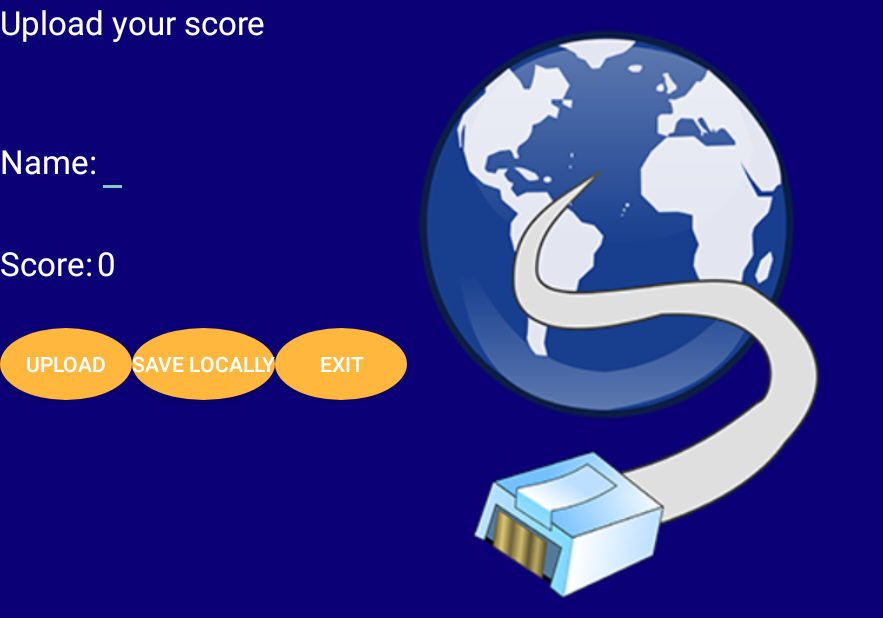
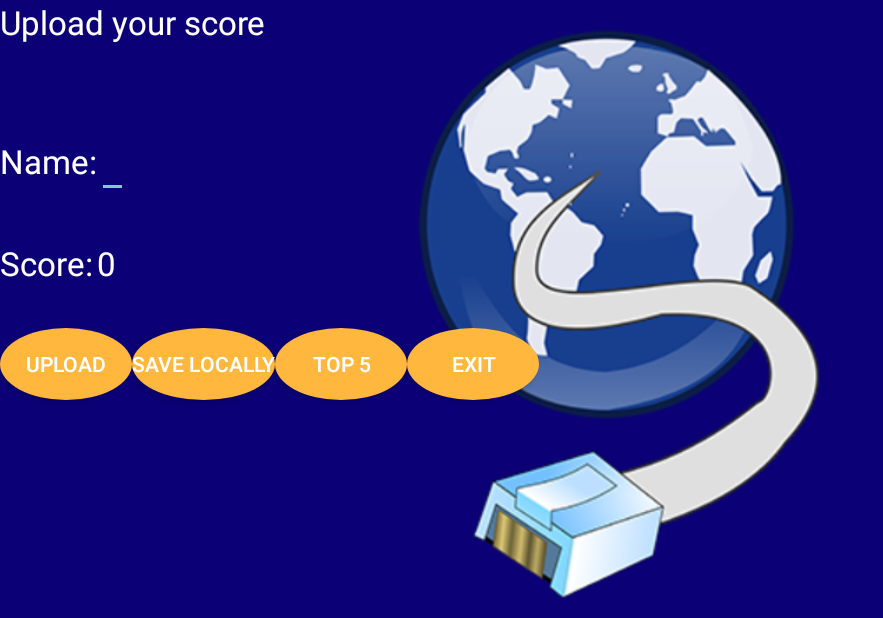
Before and after one commit to nansyg21/AmusingMuseum, an Android app: the UploadScoreActivity screen opened directly, with no data from a screen before it, on a phone screen of 824 x 412 dp (held sideways). Shown: the whole screen, without its empty margins (0-883 px from the left). Run offline under Robolectric (Android 15) with nearby library versions, the phone set to English and light mode, and no system bars.

Commit message:
Button Top5  added to uploadScoreActivity Fixed the correct answer THE BYZANTINE CASTLE, because it wasn't recognizable

```diff
--- a/app/src/main/java/com/asus_s550cb/theo/museum/UploadScoreActivity.java
+++ b/app/src/main/java/com/asus_s550cb/theo/museum/UploadScoreActivity.java
@@ -6,12 +6,16 @@ import android.app.AlertDialog;
 import android.content.DialogInterface;
 import android.content.Intent;
 import android.content.SharedPreferences;
+import android.graphics.Typeface;
+import android.os.AsyncTask;
 import android.os.Bundle;
 import android.util.Log;
 import android.view.View;
 import android.widget.EditText;
 import android.widget.ImageView;
 import android.widget.TextView;
+
+import org.apache.http.client.HttpClient;
 
 import java.io.BufferedReader;
 import java.io.BufferedWriter;
@@ -20,8 +24,10 @@ import java.io.OutputStream;
 import java.io.OutputStreamWriter;
 import java.net.ConnectException;
 import java.net.HttpURLConnection;
+import java.net.MalformedURLException;
 import java.net.URL;
 import java.util.Calendar;
+import java.util.StringTokenizer;
 
 import javax.net.ssl.HttpsURLConnection;
 
@@ -38,6 +44,8 @@ public class UploadScoreActivity extends Activity {
     public static String LOCALLY_SAVED_DATE = "LOCALLY_SAVED_DATE";
     boolean scoreUploaded=false;
 
+    String topFive = "";
+
     @Override
     protected void onCreate(Bundle savedInstanceState) {
         super.onCreate(savedInstanceState);
@@ -48,8 +56,11 @@ public class UploadScoreActivity extends Activity {
         // ------------------ Code in order to hide the navigation bar -------------------- //
         menu.hideNavBar(this.getWindow());
 
+        //Fuction to get top scores from db and display the to layout
+        getTop5();
+
         TextView scoreTxtView = (TextView) findViewById(R.id.upload_score_num_txt);
-        scoreTxtView.setText(Score.TotalScore+"");
+        scoreTxtView.setText(Score.TotalScore + "");
 
     }
 
@@ -200,6 +211,77 @@ public class UploadScoreActivity extends Activity {
             }
         }
     }
+    //******THEO FUNCTIONs IN PANO's class
+    //Get the info about top5
+    private void getTop5() {
+
+        Thread thread = new Thread(new Runnable() {//using thread to handle connections
+            @Override
+            public void run() {
+
+                try {
+                    URL url;
+                    String response = "";
+
+                    //UBUNTU LTS Server on okeanos.grnet.gr
+                    url = new URL("http://83.212.117.226/TopFive.php");
+
+                    HttpURLConnection conn = (HttpURLConnection) url.openConnection();
+                    int responseCode = conn.getResponseCode();
+                    Log.w("Warn", "ResponseCode: " + responseCode); // 200: OK, The request was fulfilled.
+                    if (responseCode == HttpsURLConnection.HTTP_OK) {
+                        String line;
+                        BufferedReader br = new BufferedReader(new InputStreamReader(conn.getInputStream()));
+                        while ((line = br.readLine()) != null) {
+                            response += line;
+                        }
+                        Log.w("Warn", "Response: " + response);
+
+
+                        topFive = fixResponseTopFive(response);
+                    }
+
+
+                } catch (ConnectException ce) //connection exception
+                {
+                    //ce.printStackTrace();
+                    // ShowErrors(getBaseContext().getString(R.string.error_no_internet_connection_large));
+                } catch (Exception e)     //general exception
+                {
+                    e.printStackTrace();
+                    // ShowErrors(getBaseContext().getString(R.string.error_try_later_large));
+                }
+            }
+            //parse php response text
+            private String fixResponseTopFive(String response) {
+                StringTokenizer tknzr = new StringTokenizer(response, "|");
+                String str = "",fixedStr ="";
+
+                while (tknzr.hasMoreElements())                            //separate
+                {
+                    str = (String) tknzr.nextElement();
+                    String[] parts = str.split(",");
+
+                    fixedStr+=padRight(parts[0],20)+""+parts[1]+"\n";
+                    //  Log.w("Warn", "Added to list:  0:" + parts[0] + " 1: " + parts[1]);
+                }
+                return fixedStr;
+            }
+            private  String padRight(String s, int n) {
+                return String.format("%1$-" + n + "s", s);
+            }
+        });
+        thread.start();
+
+
+    }
+    //Create an alert dialog box with the top 5 scorers
+    public void displayTopFive(View v) {
+        AlertDialog dialog = new AlertDialog.Builder(this).setTitle("TOP 5 SCORES").setMessage(topFive).show();
+
+        TextView textView = (TextView) dialog.findViewById(android.R.id.message);
+        textView.setTypeface(Typeface.MONOSPACE);
+    }
 
     // Reset the flags to hide the navigation bar
     @SuppressLint("NewApi")
--- a/app/src/main/res/layout/activity_upload_score.xml
+++ b/app/src/main/res/layout/activity_upload_score.xml
@@ -34,6 +34,7 @@
                 android:text="@string/upload_score_info"
                 android:id="@+id/Upload_score_info"
                 android:layout_weight="1" />
+
         </TableRow>
 
         <TableRow
@@ -99,7 +100,9 @@
                 android:orientation="horizontal"
                 android:layout_width="match_parent"
                 android:layout_height="match_parent"
-                android:layout_weight="1"></LinearLayout>
+                android:layout_weight="1">
+
+            </LinearLayout>
         </TableRow>
 
         <TableRow
@@ -130,12 +133,22 @@
                 <Button
                     android:layout_width="wrap_content"
                     android:layout_height="wrap_content"
+                    android:text="@string/topFive"
+                    android:id="@+id/button_display_topFive"
+                    android:background="@drawable/button_design"
+                    android:onClick="displayTopFive"/>
+
+                <Button
+                    android:layout_width="wrap_content"
+                    android:layout_height="wrap_content"
                     android:text="@string/Quit"
                     android:id="@+id/upload_button_quit"
                     android:background="@drawable/button_design"
                     android:onClick="UploadScoreQuit"/>
 
             </GridLayout>
+
+
 
         </TableRow>
 
@@ -150,6 +163,8 @@
                 android:textAppearance="?android:attr/textAppearanceLarge"
                 android:id="@+id/ErrorView"
                 android:layout_weight="1" />
+
+
         </TableRow>
     </TableLayout>
 
--- a/app/src/main/res/values/strings.xml
+++ b/app/src/main/res/values/strings.xml
@@ -465,6 +465,7 @@
     </string-array>
 
     <string-array name="monument_codes">
+
         <item>BY40</item>
         <item>BA71</item>
         <item>BK2644</item>
@@ -476,7 +477,7 @@
         <item>BN226</item>
         <item>BN22885</item>
         <item>BK2793</item>
-        <item>ΤΗΕ BYZANTINE CASTLE</item>
+        <item>THE BYZANTINE CASTLE</item>
         <item>10012</item>
         <item>10013</item>
         <item>10014</item>
@@ -528,4 +529,5 @@
         <item>Filter, or in other words colander or strainer hemispherical. Incised wavy line runs around the rim. The whole body of the vase is pierced. The holes were opened, of course, while the clay was still damp with a sharp tool and with the direction from the interior of the vessel to the outward. The filter has been serving through the centuries the same use which remained in an unchanged shape until today.</item>
         <item>The castles were fortified settlements, obtaining the basic functions of a city. They were built in key positions who controlled the passes of roads and offered protection to the inhabitants and residents of the surrounding region in seasons of war. The limited space and the morphology of the terrain determined the urban organization of the castles and the changes in the architecture of the houses.  </item>
     </string-array>
+    <string name="topFive">TOP 5</string>
 </resources>
```
Also changed, not shown: app/src/main/java/com/asus_s550cb/theo/museum/QrCodeScanner.java (+5 -3 lines), 4 other files.
